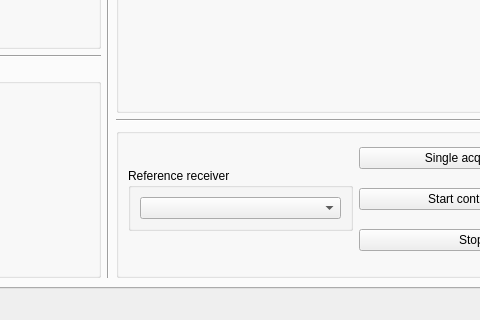
Old version of the form gui/main_window.ui in the repository rwth-ti/gr-localization; both pictures show x 399 to 879 and y 439 to 759 of the 1015 by 759 pixel window.
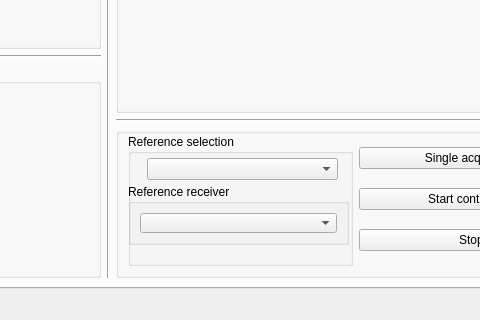
New version of the form. The open tabs and pages were chosen to show the change. Custom widgets are drawn as their Qt base class.

Commit message: Add support for reference selection. Only emus tested.

```diff
--- a/gui/main_window.ui
+++ b/gui/main_window.ui
@@ -750,7 +750,34 @@
                <item>
                 <layout class="QVBoxLayout" name="verticalLayout_10">
                  <item>
+                  <widget class="QGroupBox" name="groupBox_21">
+                   <property name="title">
+                    <string>Reference selection</string>
+                   </property>
+                   <widget class="QWidget" name="verticalLayoutWidget">
+                    <property name="geometry">
+                     <rect>
+                      <x>19</x>
+                      <y>20</y>
+                      <width>191</width>
+                      <height>31</height>
+                     </rect>
+                    </property>
+                    <layout class="QVBoxLayout" name="verticalLayout_6">
+                     <item>
+                      <widget class="QComboBox" name="comboBoxReferenceSelection"/>
+                     </item>
+                    </layout>
+                   </widget>
                   <widget class="QGroupBox" name="groupBox_8">
+                    <property name="geometry">
+                     <rect>
+                      <x>0</x>
+                      <y>50</y>
+                      <width>221</width>
+                      <height>61</height>
+                     </rect>
+                    </property>
                    <property name="sizePolicy">
                     <sizepolicy hsizetype="Preferred" vsizetype="Fixed">
                      <horstretch>0</horstretch>
@@ -765,6 +792,7 @@
                      <widget class="QComboBox" name="comboBoxRefReceiver"/>
                     </item>
                    </layout>
+                   </widget>
                   </widget>
                  </item>
                 </layout>
```
Left out of the diff: 2 changed lines with no effect on the pictures. Lines whose indentation alone changed are shown as unchanged. The commit also changes 2 other files.
